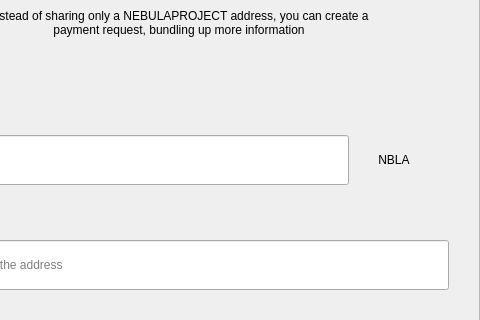
Before: the Qt Designer form src/qt/nebulaproject/forms/requestdialog.ui in Nebula-Coin/nebula-project-coin, drawn with Qt 5; both pictures show x 122 to 602 and y 123 to 443 of the 602 by 607 pixel window.
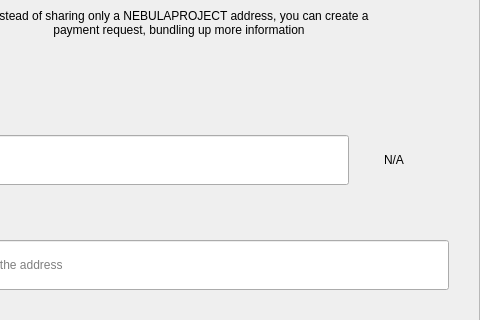
After: the same form once the commit is applied.

Patch:
```diff
--- a/src/qt/nebulaproject/forms/requestdialog.ui
+++ b/src/qt/nebulaproject/forms/requestdialog.ui
@@ -327,7 +327,7 @@
                    <item>
                     <widget class="QLabel" name="comboBoxCoin">
                      <property name="text">
-                      <string>NBLA</string>
+                      <string notr="true">N/A</string>
                      </property>
                      <property name="alignment">
                       <set>Qt::AlignCenter</set>
```
Left out of the diff: 4 changed lines with no effect on the pictures.
